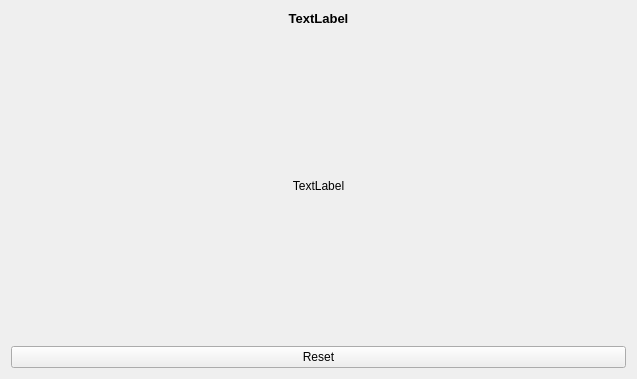
Qt form ImageWizard/targetselector.ui (coltoncandy/Image-Generator-Wizard) before a commit.
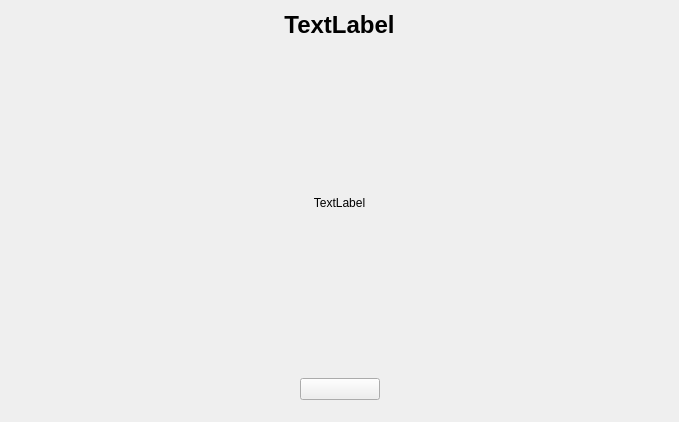
The same form after that commit.

Commit message: started working on target selector

What changed in the file:
```diff
--- a/ImageWizard/targetselector.ui
+++ b/ImageWizard/targetselector.ui
@@ -6,8 +6,8 @@
    <rect>
     <x>0</x>
     <y>0</y>
-    <width>637</width>
-    <height>379</height>
+    <width>679</width>
+    <height>422</height>
    </rect>
   </property>
   <property name="windowTitle">
@@ -18,10 +18,15 @@
     <widget class="QLabel" name="title">
      <property name="font">
       <font>
-       <pointsize>10</pointsize>
+       <family>Microsoft Sans Serif</family>
+       <pointsize>18</pointsize>
+       <italic>false</italic>
        <bold>true</bold>
       </font>
      </property>
+     <property name="styleSheet">
+      <string notr="true">font: 600 18pt &quot;Microsoft Sans Serif&quot;;</string>
+     </property>
      <property name="text">
       <string>TextLabel</string>
      </property>
@@ -47,10 +52,42 @@
     </widget>
    </item>
    <item>
-    <widget class="QPushButton" name="reset">
-     <property name="text">
-      <string>Reset</string>
-     </property>
+    <widget class="QWidget" name="widget" native="true">
+     <layout class="QGridLayout" name="gridLayout">
+      <item row="0" column="1">
+       <widget class="QPushButton" name="reset">
+        <property name="text">
+         <string>  </string>
+        </property>
+       </widget>
+      </item>
+      <item row="0" column="0">
+       <spacer name="horizontalSpacer">
+        <property name="orientation">
+         <enum>Qt::Horizontal</enum>
+        </property>
+        <property name="sizeHint" stdset="0">
+         <size>
+          <width>40</width>
+          <height>20</height>
+         </size>
+        </property>
+       </spacer>
+      </item>
+      <item row="0" column="2">
+       <spacer name="horizontalSpacer_2">
+        <property name="orientation">
+         <enum>Qt::Horizontal</enum>
+        </property>
+        <property name="sizeHint" stdset="0">
+         <size>
+          <width>40</width>
+          <height>20</height>
+         </size>
+        </property>
+       </spacer>
+      </item>
+     </layout>
     </widget>
    </item>
   </layout>
```
The commit also changes 1 other file.
